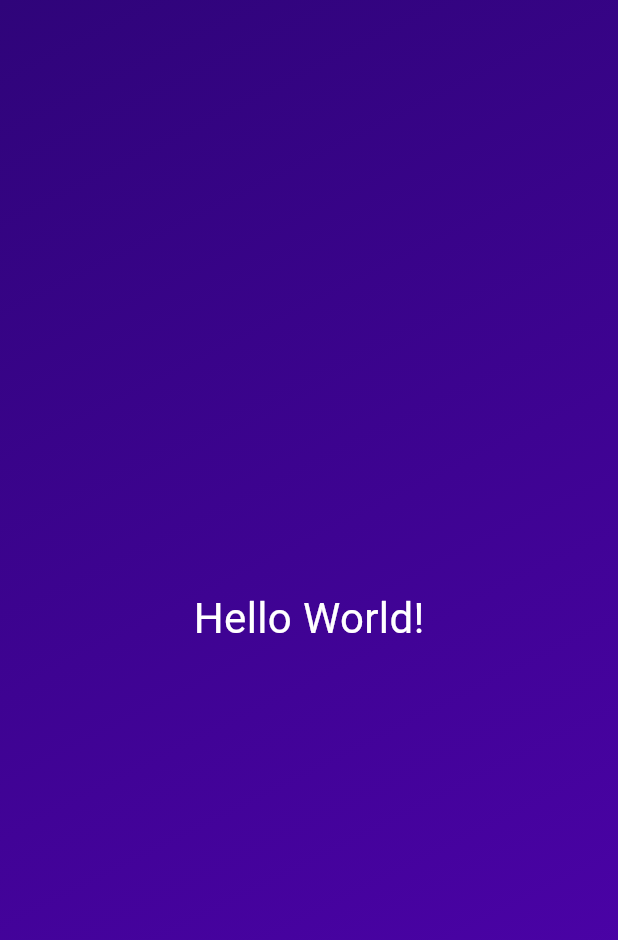
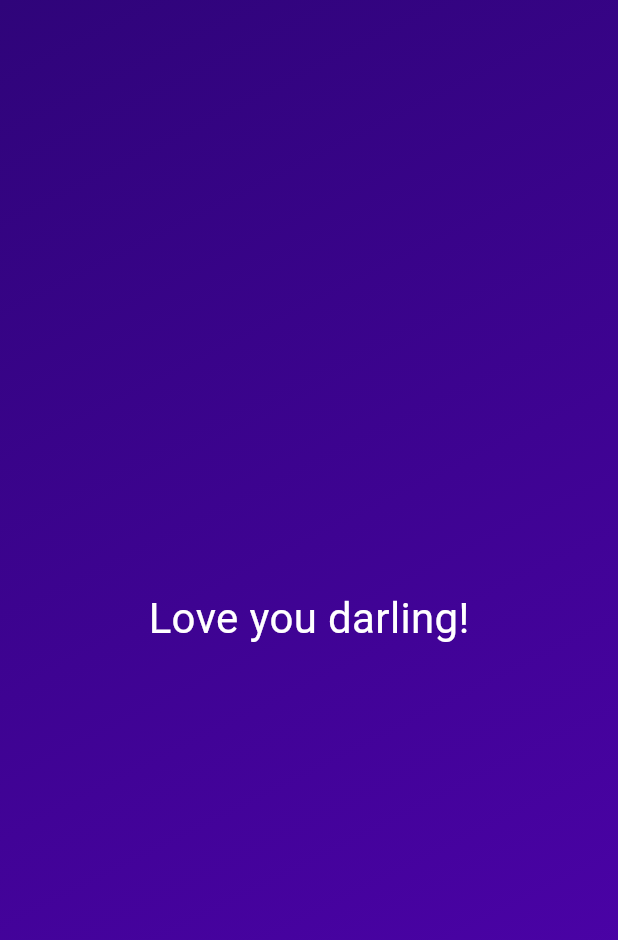
Before and after one commit to JellyFishJuggler/Flutter, a Flutter app: the screen it shows after launch, on a phone screen of 412 x 824 dp. Shown: the top 940 px of the screen. Run offline on Flutter 3.47's test engine with Material 3 defaults, Android fonts, the phone set to English and light mode, and no system bars.

Commit message:
Day 2 - Final Type Variable

```diff
--- /dev/null
+++ b/dice_roll/lib/gradient_container.dart
@@ -0,0 +1,29 @@
+import 'package:flutter/material.dart';
+import 'package:dice_roll/styled_text.dart';
+
+var startAlign = Alignment.topLeft;
+var endAlign = Alignment.bottomRight;
+
+class GradientContainer extends StatelessWidget {
+  const GradientContainer({super.key});
+  //initialization work
+
+  @override
+  Widget build(context) {
+    return Container(
+      decoration: BoxDecoration(
+        gradient: LinearGradient(
+          colors: [
+            const Color.fromARGB(255, 47, 4, 122),
+            const Color.fromARGB(255, 80, 2, 175)
+          ],
+          begin: startAlign,
+          end: endAlign,
+        ),
+      ),
+      child: Center(
+        child: StyledText(),
+      ),
+    );
+  }
+}
--- a/dice_roll/lib/main.dart
+++ b/dice_roll/lib/main.dart
@@ -1,4 +1,5 @@
 import 'package:flutter/material.dart';
+import 'package:dice_roll/gradient_container.dart';
 
 // runApp(); -> main function
 void main() {
@@ -6,32 +7,8 @@ void main() {
     MaterialApp(
       home: Scaffold(
         // backgroundColor: Color(0xFF673AB7),
-        body: GradientContainer(),
+        body: const GradientContainer(),
       ),
     ),
   );
 }
-
-class GradientContainer extends StatelessWidget {
-  @override
-  Widget build(context) {
-    return Container(
-      decoration: BoxDecoration(
-        gradient: LinearGradient(
-          colors: [
-            const Color.fromARGB(255, 47, 4, 122),
-            const Color.fromARGB(255, 80, 2, 175)
-          ],
-          begin: Alignment.topLeft,
-          end: Alignment.bottomRight,
-        ),
-      ),
-      child: Center(
-        child: Text(
-          'Hello World!',
-          style: TextStyle(color: Colors.white, fontSize: 28),
-        ),
-      ),
-    );
-  }
-}
--- /dev/null
+++ b/dice_roll/lib/styled_text.dart
@@ -0,0 +1,12 @@
+import 'package:flutter/material.dart';
+
+class StyledText extends StatelessWidget {
+  const StyledText({super.key});
+  @override
+  Widget build(context) {
+    return Text(
+      'Love you darling!',
+      style: TextStyle(color: Colors.white, fontSize: 28),
+    );
+  }
+}
```
Also changed, not shown: 1 other file.
